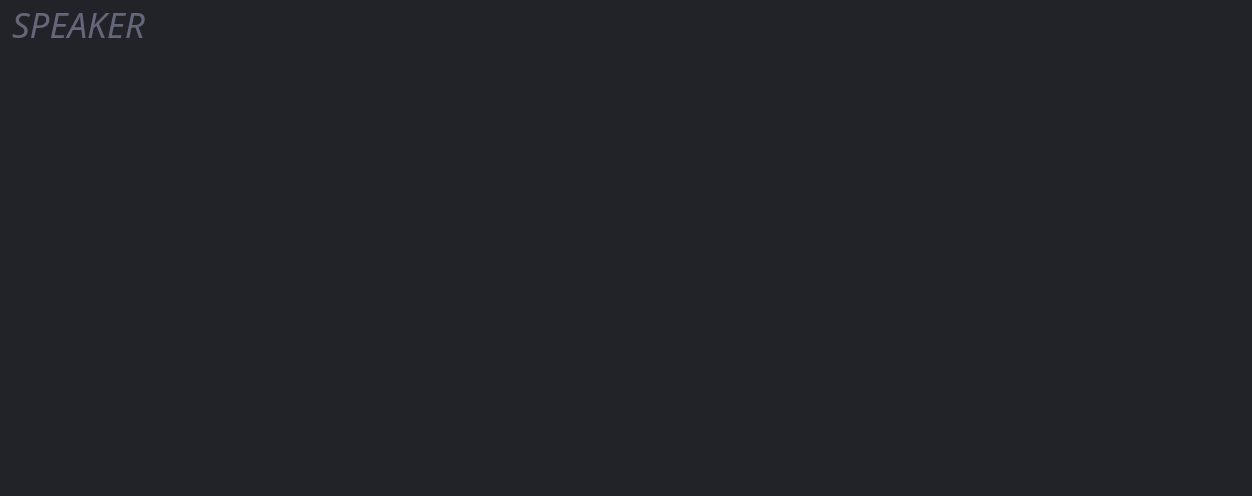
Above: gui/SpeakerPage.ui from SimonBuxx/iloop-marlin-configurator before the change. Below: the same form after it.
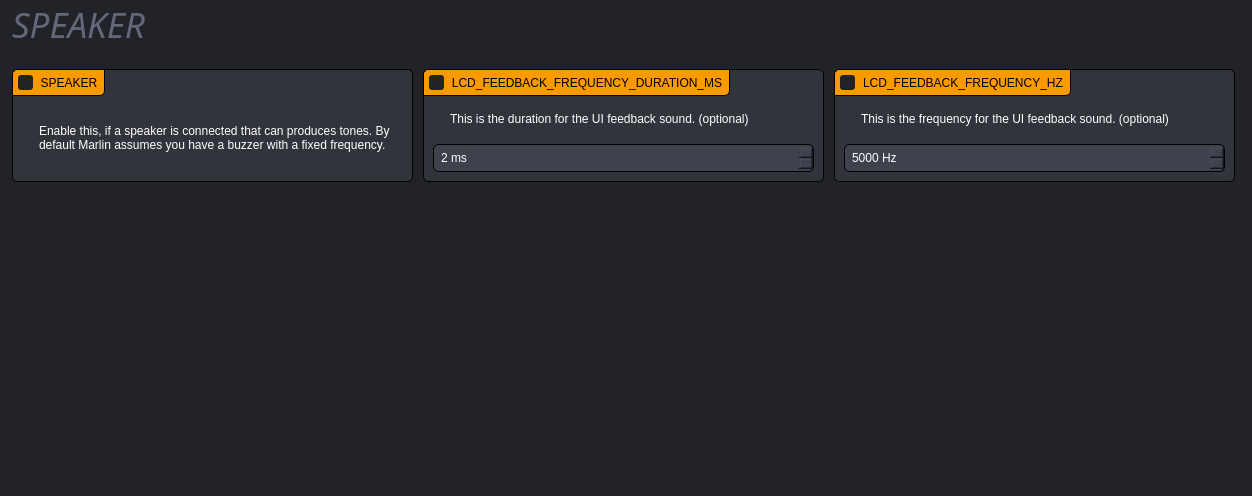
That is the form after the change. Icons and pictures are not drawn.

Commit message: Added remaining template files + speaker page implementation

The edit to the form file:
```diff
--- a/gui/SpeakerPage.ui
+++ b/gui/SpeakerPage.ui
@@ -262,7 +262,7 @@
                 image: url(&quot;:/arrow_drop_down_FILL0_wght400_GRAD0_opsz20.svg&quot;);
 }</string>
   </property>
-  <layout class="QGridLayout" name="gridLayout">
+  <layout class="QGridLayout" name="gridLayout" columnstretch="1,1,1">
    <property name="leftMargin">
     <number>12</number>
    </property>
@@ -275,35 +275,6 @@
    <property name="spacing">
     <number>10</number>
    </property>
-   <item row="3" column="1">
-    <spacer name="verticalSpacer_2">
-     <property name="orientation">
-      <enum>Qt::Vertical</enum>
-     </property>
-     <property name="sizeType">
-      <enum>QSizePolicy::Fixed</enum>
-     </property>
-     <property name="sizeHint" stdset="0">
-      <size>
-       <width>20</width>
-       <height>10</height>
-      </size>
-     </property>
-    </spacer>
-   </item>
-   <item row="10" column="0" colspan="3">
-    <spacer name="verticalSpacer">
-     <property name="orientation">
-      <enum>Qt::Vertical</enum>
-     </property>
-     <property name="sizeHint" stdset="0">
-      <size>
-       <width>0</width>
-       <height>0</height>
-      </size>
-     </property>
-    </spacer>
-   </item>
    <item row="2" column="0" colspan="3">
     <widget class="QWidget" name="widget" native="true">
      <layout class="QGridLayout" name="gridLayout_5">
@@ -402,6 +373,190 @@
      </layout>
     </widget>
    </item>
+   <item row="11" column="0" colspan="3">
+    <spacer name="verticalSpacer">
+     <property name="orientation">
+      <enum>Qt::Vertical</enum>
+     </property>
+     <property name="sizeHint" stdset="0">
+      <size>
+       <width>0</width>
+       <height>0</height>
+      </size>
+     </property>
+    </spacer>
+   </item>
+   <item row="3" column="1">
+    <spacer name="verticalSpacer_2">
+     <property name="orientation">
+      <enum>Qt::Vertical</enum>
+     </property>
+     <property name="sizeType">
+      <enum>QSizePolicy::Fixed</enum>
+     </property>
+     <property name="sizeHint" stdset="0">
+      <size>
+       <width>20</width>
+       <height>10</height>
+      </size>
+     </property>
+    </spacer>
+   </item>
+   <item row="4" column="0">
+    <widget class="QGroupBox" name="uSpeakerBox">
+     <property name="title">
+      <string>SPEAKER</string>
+     </property>
+     <property name="checkable">
+      <bool>true</bool>
+     </property>
+     <layout class="QGridLayout" name="gridLayout_2">
+      <property name="spacing">
+       <number>10</number>
+      </property>
+      <item row="0" column="0">
+       <widget class="QLabel" name="label">
+        <property name="sizePolicy">
+         <sizepolicy hsizetype="Fixed" vsizetype="Fixed">
+          <horstretch>0</horstretch>
+          <verstretch>0</verstretch>
+         </sizepolicy>
+        </property>
+        <property name="text">
+         <string/>
+        </property>
+        <property name="pixmap">
+         <pixmap resource="../resources/resources.qrc">:/info_FILL0_wght100_GRAD0_opsz20.svg</pixmap>
+        </property>
+       </widget>
+      </item>
+      <item row="0" column="1">
+       <widget class="QLabel" name="label_2">
+        <property name="text">
+         <string>Enable this, if a speaker is connected that can produces tones. By default Marlin assumes you have a buzzer with a fixed frequency.</string>
+        </property>
+        <property name="wordWrap">
+         <bool>true</bool>
+        </property>
+       </widget>
+      </item>
+     </layout>
+    </widget>
+   </item>
+   <item row="4" column="1">
+    <widget class="QGroupBox" name="uLcdFeedbackFrequencyDurationMsBox">
+     <property name="title">
+      <string>LCD_FEEDBACK_FREQUENCY_DURATION_MS</string>
+     </property>
+     <property name="checkable">
+      <bool>true</bool>
+     </property>
+     <layout class="QGridLayout" name="gridLayout_3">
+      <property name="spacing">
+       <number>10</number>
+      </property>
+      <item row="0" column="1">
+       <widget class="QLabel" name="label_4">
+        <property name="text">
+         <string>This is the duration for the UI feedback sound. (optional)</string>
+        </property>
+        <property name="wordWrap">
+         <bool>true</bool>
+        </property>
+       </widget>
+      </item>
+      <item row="0" column="0">
+       <widget class="QLabel" name="label_3">
+        <property name="sizePolicy">
+         <sizepolicy hsizetype="Fixed" vsizetype="Fixed">
+          <horstretch>0</horstretch>
+          <verstretch>0</verstretch>
+         </sizepolicy>
+        </property>
+        <property name="text">
+         <string/>
+        </property>
+        <property name="pixmap">
+         <pixmap resource="../resources/resources.qrc">:/info_FILL0_wght100_GRAD0_opsz20.svg</pixmap>
+        </property>
+       </widget>
+      </item>
+      <item row="1" column="0" colspan="2">
+       <widget class="QSpinBox" name="uLcdFeedbackFrequencyDurationMsSpinBox">
+        <property name="suffix">
+         <string> ms</string>
+        </property>
+        <property name="maximum">
+         <number>10000</number>
+        </property>
+        <property name="stepType">
+         <enum>QAbstractSpinBox::AdaptiveDecimalStepType</enum>
+        </property>
+        <property name="value">
+         <number>2</number>
+        </property>
+       </widget>
+      </item>
+     </layout>
+    </widget>
+   </item>
+   <item row="4" column="2">
+    <widget class="QGroupBox" name="uLcdFeedbackFrequencyHzBox">
+     <property name="title">
+      <string>LCD_FEEDBACK_FREQUENCY_HZ</string>
+     </property>
+     <property name="checkable">
+      <bool>true</bool>
+     </property>
+     <layout class="QGridLayout" name="gridLayout_4">
+      <property name="spacing">
+       <number>10</number>
+      </property>
+      <item row="0" column="1">
+       <widget class="QLabel" name="label_7">
+        <property name="text">
+         <string>This is the frequency for the UI feedback sound. (optional)</string>
+        </property>
+        <property name="wordWrap">
+         <bool>true</bool>
+        </property>
+       </widget>
+      </item>
+      <item row="0" column="0">
+       <widget class="QLabel" name="label_6">
+        <property name="sizePolicy">
+         <sizepolicy hsizetype="Fixed" vsizetype="Fixed">
+          <horstretch>0</horstretch>
+          <verstretch>0</verstretch>
+         </sizepolicy>
+        </property>
+        <property name="text">
+         <string/>
+        </property>
+        <property name="pixmap">
+         <pixmap resource="../resources/resources.qrc">:/info_FILL0_wght100_GRAD0_opsz20.svg</pixmap>
+        </property>
+       </widget>
+      </item>
+      <item row="1" column="0" colspan="2">
+       <widget class="QSpinBox" name="uLcdFeedbackFrequencyHzSpinBox">
+        <property name="suffix">
+         <string> Hz</string>
+        </property>
+        <property name="maximum">
+         <number>10000</number>
+        </property>
+        <property name="stepType">
+         <enum>QAbstractSpinBox::AdaptiveDecimalStepType</enum>
+        </property>
+        <property name="value">
+         <number>5000</number>
+        </property>
+       </widget>
+      </item>
+     </layout>
+    </widget>
+   </item>
   </layout>
  </widget>
  <resources>
```
The commit also changes 21 other files.
